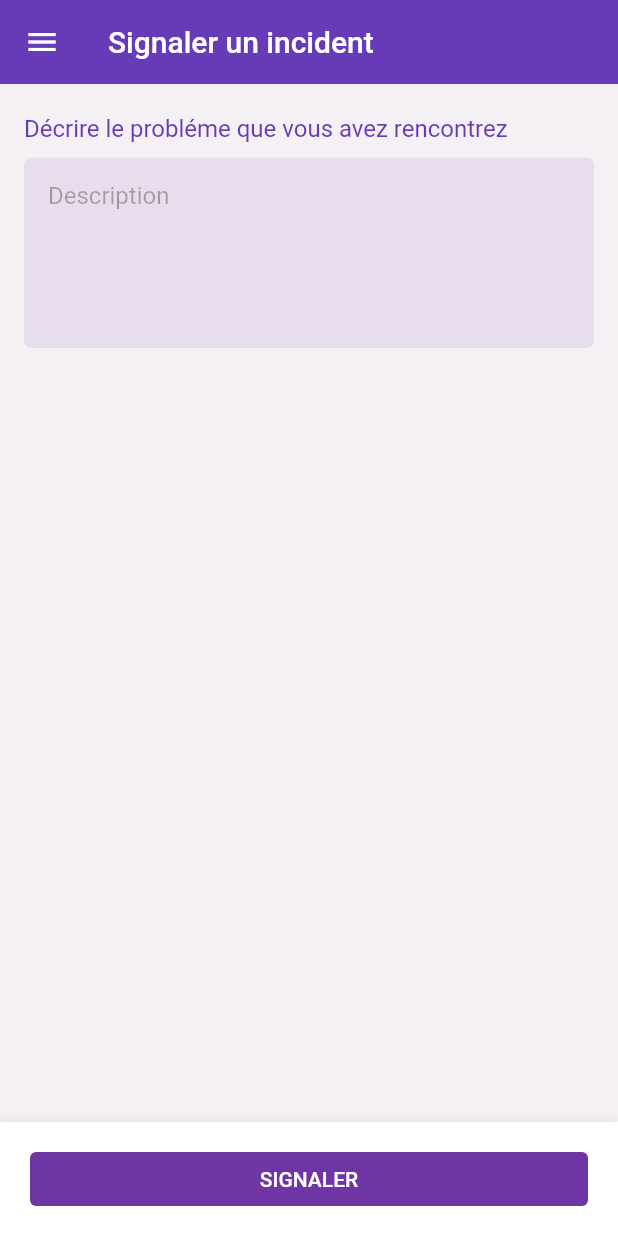
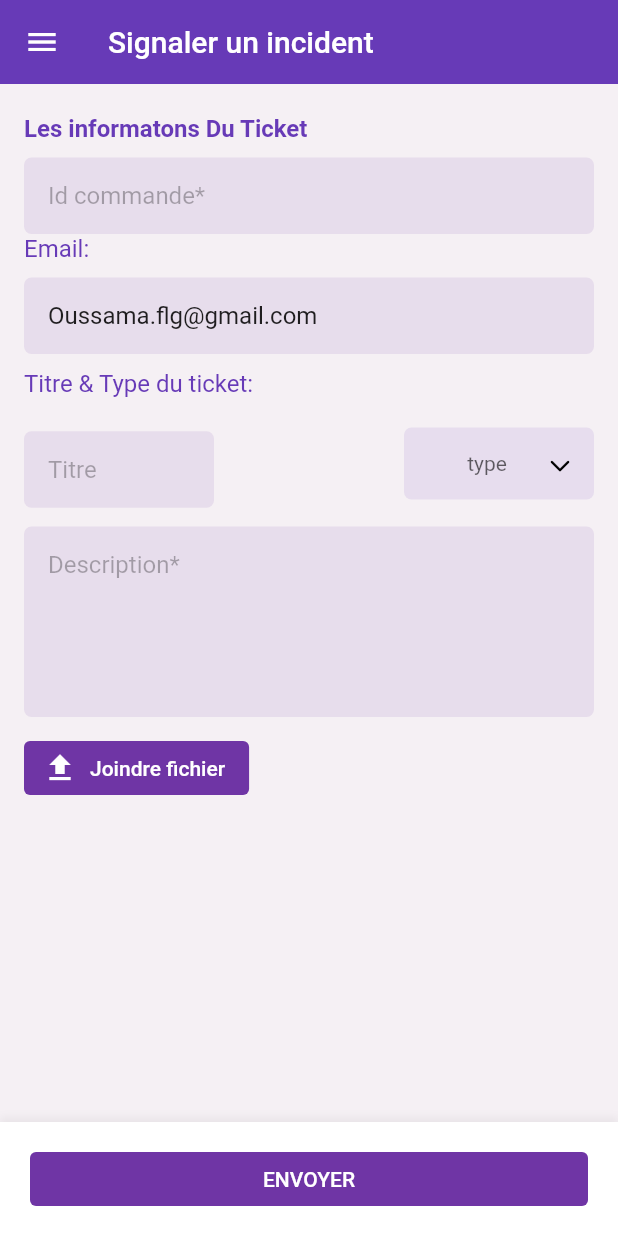
Before and after one commit to oussama-fellag/easy-relay-App-Vendeur-Manager-, a Flutter app: the SignalerIncident screen opened directly, on a phone screen of 412 x 824 dp. Run offline on Flutter 3.47's test engine with Material 2 defaults, Android fonts, the phone set to English and light mode, and no system bars; our stand-ins replace audioplayers, bloc, data_table_2, dio, file_picker, flutter_bloc and 1 more; missing offline and left inert: flutter_barcode_scanner, number_inc_dec, splash_screen_view.

Commit message:
signaler un incident

```diff
--- a/lib/Screens/Login/login_screen.dart
+++ b/lib/Screens/Login/login_screen.dart
@@ -49,11 +49,7 @@ class MobileLoginScreen extends StatelessWidget {
     return Column(
       mainAxisAlignment: MainAxisAlignment.center,
       children: <Widget>[
-        const Text(
-          "Connexion Vendeur",
-          style: TextStyle(
-              fontWeight: FontWeight.bold, fontSize: 24, color: kPrimaryColor),
-        ),
+
         const SizedBox(
           height: 20,
         ),
--- a/lib/Screens/vendeur/menu/signaler incident/incident.dart
+++ b/lib/Screens/vendeur/menu/signaler incident/incident.dart
@@ -1,13 +1,17 @@
+import 'package:file_picker/file_picker.dart';
 import 'package:flutter/material.dart';
 import 'package:test12/Screens/vendeur/menu/menu_vendeur.dart';
 import 'package:test12/constant.dart';
-
 import '../../../../main.dart';
 import '../../../global widgets/bottom_button.dart';
+import '../../widgets/wilya_button.dart';
+
+
 
 class SignalerIncident extends StatelessWidget {
   SignalerIncident({Key? key}) : super(key: key);
   final GlobalKey<ScaffoldState> _key = GlobalKey<ScaffoldState>();
+
   @override
   Widget build(BuildContext context) {
     return Scaffold(
@@ -30,10 +34,12 @@ class SignalerIncident extends StatelessWidget {
         ),
         floatingActionButtonLocation: FloatingActionButtonLocation.centerDocked,
         floatingActionButton: const BottomButton(
-          text: "signaler",
+          text: "Envoyer",
+
         ),
         body: Padding(
             padding: const EdgeInsets.symmetric(horizontal: 16.0),
+            child: SingleChildScrollView(
               child: Column(
                 crossAxisAlignment: CrossAxisAlignment.start,
                 children: [
@@ -41,17 +47,92 @@ class SignalerIncident extends StatelessWidget {
                     height: 20,
                   ),
                   const Text(
-                  "Décrire le probléme que vous avez rencontrez",
+                    "Les informatons Du Ticket",
+                    style: TextStyle(color: kPrimaryColor, fontSize: 16,fontWeight: FontWeight.bold),
+                  ),
+                  SizedBox(height: 10,),
+                  TextFormField(
+                    maxLines: 1,
+                    decoration: const InputDecoration(hintText: "Id commande*"),
+                    validator: (value) {
+                      if  (value == null || value.isEmpty){
+                        return 'Veuillez entrer une valeur';
+                      }
+                      return null;
+                    },
+                  ),
+                  Text(
+                    "Email:",
                     style: TextStyle(color: kPrimaryColor, fontSize: 16),
                   ),
                   const SizedBox(
                     height: 10,
                   ),
                   TextFormField(
-                  maxLines: 5,
-                  decoration: const InputDecoration(hintText: "Description"),
+                    maxLines: 1,
+                    decoration: const InputDecoration(hintText: "Email"),
+                      initialValue: "Oussama.flg@gmail.com"
+                  ),
+                  const SizedBox(
+                    height: 10,
+                  ),
+                  Text(
+                    "Titre & Type du ticket:",
+                    style: TextStyle(color: kPrimaryColor, fontSize: 16),
+                  ),
+                  const SizedBox(
+                    height: 20,
+                  ),
+                     Row(
+                      children: [
+                        Expanded(
+                          child: TextFormField(
+                            maxLines: 1,
+                            decoration: const InputDecoration(hintText: "Titre",  ),
+
+                          ),
+                        ),
+                        Spacer(),
+                        Flexible(
+                          child: WilayaButton(
+                              items: ['Question', 'Problème', 'Incident','Demande'],
+                              hint: "type"),
                         ),
                       ],
+                    ),
+                  const SizedBox(
+                    height: 10,
+                  ),
+
+
+                    TextFormField(
+                        maxLines: 5,
+                        decoration: const InputDecoration(hintText: "Description*"),
+                        validator: (value) {
+                          if  (value == null || value.isEmpty){
+                            return 'Veuillez entrer une valeur';
+                          }
+                          return null;
+                        },
+                    ),
+                   SizedBox(height: 10,),
+
+
+                     ElevatedButton.icon(
+                      label: Text('Joindre fichier'),
+                       icon: Icon(Icons.upload),
+
+                      onPressed: () async{
+                        final  result = await FilePicker.platform.pickFiles();
+                      },
+                  ),
+
+
+
+
+
+                ],
+              ),
             )));
   }
 
--- a/pubspec.yaml
+++ b/pubspec.yaml
@@ -44,6 +44,8 @@ dependencies:
   horizontal_data_table: ^4.1.1+1
   data_table_2: ^2.3.5
   number_inc_dec: ^0.8.0
+  file_picker: ^5.0.1
+
 
 
 
```
Also changed, not shown: lib/Screens/Login/components/login_form.dart (+12 -0 lines), lib/Screens/Signup/components/signup_form.dart (+24 -4 lines), pubspec.lock. Lines whose indentation alone changed are shown as unchanged.
